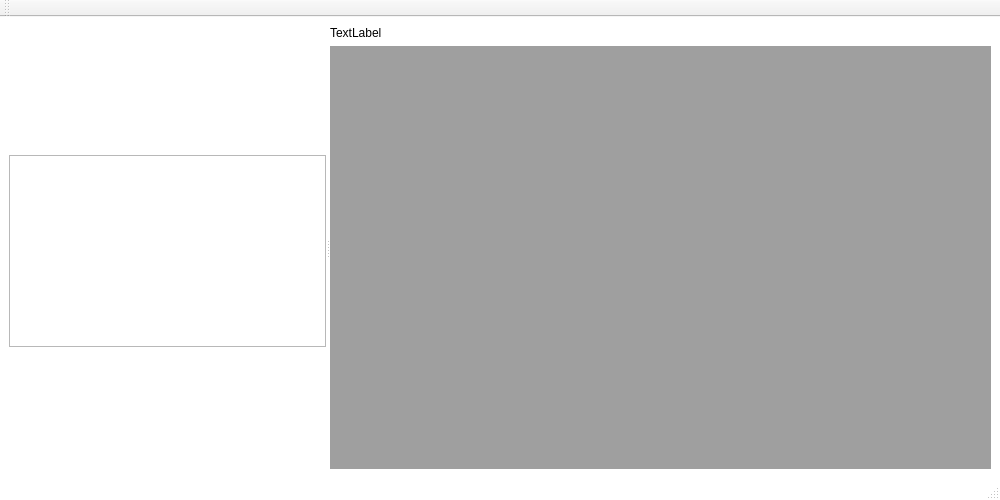
Qt form GUI/MainWindow.ui (PaulDebus/vis_project) before a commit.
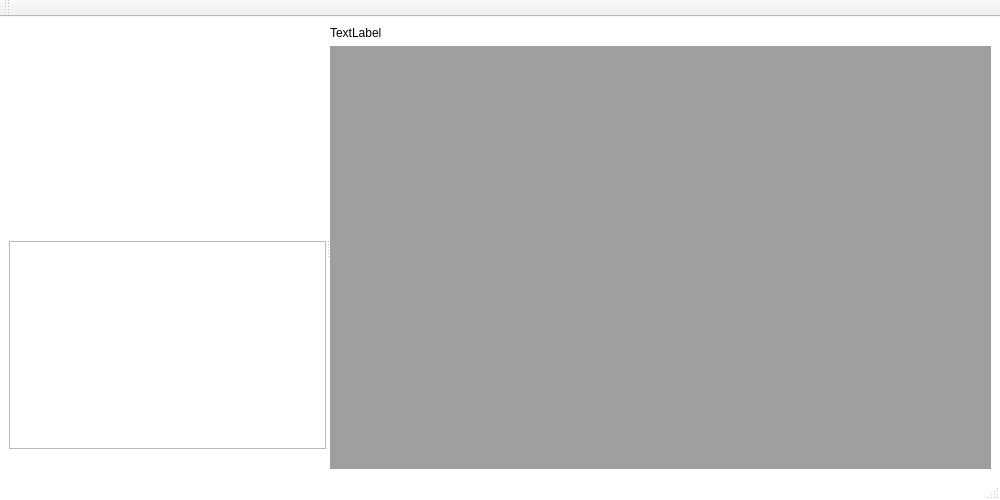
The same form after that commit.

Patch:
```diff
--- a/GUI/MainWindow.ui
+++ b/GUI/MainWindow.ui
@@ -12,8 +12,8 @@
   </property>
   <property name="maximumSize">
    <size>
-    <width>1000</width>
-    <height>500</height>
+    <width>16777215</width>
+    <height>16777215</height>
    </size>
   </property>
   <property name="windowTitle">
@@ -26,6 +26,12 @@
    <string notr="true">QMainWindow {background: rgb(255, 255, 255)}</string>
   </property>
   <widget class="QWidget" name="centralwidget">
+   <property name="maximumSize">
+    <size>
+     <width>1000</width>
+     <height>2000</height>
+    </size>
+   </property>
    <layout class="QHBoxLayout" name="horizontalLayout">
     <item>
      <widget class="QSplitter" name="splitter">
@@ -46,8 +52,8 @@
       </property>
       <property name="maximumSize">
        <size>
-        <width>1000</width>
-        <height>1000</height>
+        <width>16777215</width>
+        <height>16777215</height>
        </size>
       </property>
       <property name="orientation">
@@ -79,17 +85,26 @@
             <height>0</height>
            </size>
           </property>
+          <property name="layoutDirection">
+           <enum>Qt::LeftToRight</enum>
+          </property>
+          <property name="selectionRectVisible">
+           <bool>true</bool>
+          </property>
          </widget>
         </item>
         <item>
          <spacer name="verticalSpacer">
           <property name="orientation">
-           <enum>Qt::Vertical</enum>
+           <enum>Qt::Horizontal</enum>
+          </property>
+          <property name="sizeType">
+           <enum>QSizePolicy::Preferred</enum>
           </property>
           <property name="sizeHint" stdset="0">
            <size>
-            <width>20</width>
-            <height>40</height>
+            <width>40</width>
+            <height>20</height>
            </size>
           </property>
          </spacer>
```
